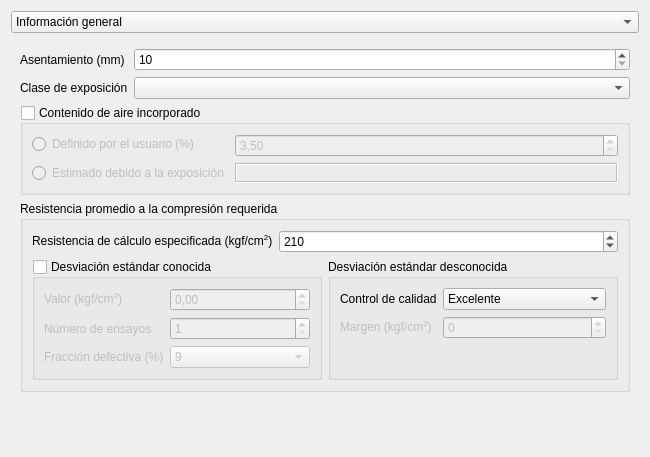
Qt form gui/ui/regular_concrete_widget.ui (AMK-ULTRA/Concretus) before a commit.
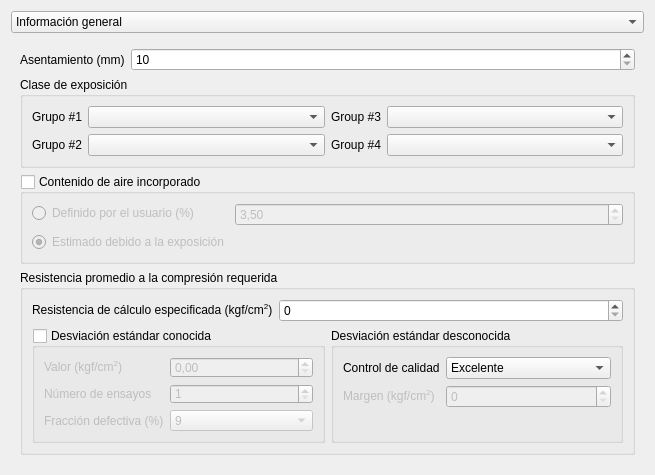
The same form after that commit. The open tabs and pages were chosen to show the change.

Commit message: Significant improvements and bug fixes for regular_concrete_widget and main_window. Added new Check Design widget and redesigned the About dialog. Logger improvements.

```diff
--- a/gui/ui/regular_concrete_widget.ui
+++ b/gui/ui/regular_concrete_widget.ui
@@ -6,14 +6,14 @@
    <rect>
     <x>0</x>
     <y>0</y>
-    <width>650</width>
-    <height>457</height>
+    <width>655</width>
+    <height>475</height>
    </rect>
   </property>
   <property name="minimumSize">
    <size>
-    <width>650</width>
-    <height>457</height>
+    <width>655</width>
+    <height>475</height>
    </size>
   </property>
   <property name="windowTitle">
@@ -188,7 +188,7 @@
         <verstretch>0</verstretch>
        </sizepolicy>
       </property>
-      <layout class="QVBoxLayout" name="verticalLayout" stretch="0,0,0,1">
+      <layout class="QVBoxLayout" name="verticalLayout" stretch="0,0,0,0,0">
        <item>
         <layout class="QFormLayout" name="formLayout_7">
          <property name="formAlignment">
@@ -218,40 +218,87 @@
            <property name="maximum">
             <number>210</number>
            </property>
-          </widget>
-         </item>
-         <item row="1" column="0">
-          <widget class="QLabel" name="label_exposure">
-           <property name="text">
-            <string>Clase de exposición</string>
-           </property>
-           <property name="buddy">
-            <cstring>comboBox_exposure</cstring>
-           </property>
-          </widget>
-         </item>
-         <item row="1" column="1">
-          <widget class="QComboBox" name="comboBox_exposure">
-           <property name="sizePolicy">
-            <sizepolicy hsizetype="Preferred" vsizetype="Fixed">
-             <horstretch>0</horstretch>
-             <verstretch>0</verstretch>
-            </sizepolicy>
-           </property>
-           <property name="editable">
-            <bool>false</bool>
+           <property name="value">
+            <number>10</number>
            </property>
           </widget>
          </item>
         </layout>
        </item>
+       <item>
+        <widget class="QGroupBox" name="groupBox_class_exposure">
+         <property name="title">
+          <string>Clase de exposición</string>
+         </property>
+         <layout class="QHBoxLayout" name="horizontalLayout_2">
+          <item>
+           <layout class="QFormLayout" name="formLayout_17">
+            <item row="0" column="0">
+             <widget class="QLabel" name="label_1">
+              <property name="text">
+               <string>Grupo #1</string>
+              </property>
+             </widget>
+            </item>
+            <item row="0" column="1">
+             <widget class="QComboBox" name="comboBox_1">
+              <property name="sizePolicy">
+               <sizepolicy hsizetype="Preferred" vsizetype="Fixed">
+                <horstretch>0</horstretch>
+                <verstretch>0</verstretch>
+               </sizepolicy>
+              </property>
+              <property name="editable">
+               <bool>false</bool>
+              </property>
+             </widget>
+            </item>
+            <item row="1" column="0">
+             <widget class="QLabel" name="label_2">
+              <property name="text">
+               <string>Grupo #2</string>
+              </property>
+             </widget>
+            </item>
+            <item row="1" column="1">
+             <widget class="QComboBox" name="comboBox_2"/>
+            </item>
+           </layout>
+          </item>
+          <item>
+           <layout class="QFormLayout" name="formLayout_18">
+            <item row="0" column="0">
+             <widget class="QLabel" name="label_3">
+              <property name="text">
+               <string>Group #3</string>
+              </property>
+             </widget>
+            </item>
+            <item row="0" column="1">
+             <widget class="QComboBox" name="comboBox_3"/>
+            </item>
+            <item row="1" column="0">
+             <widget class="QLabel" name="label_4">
+              <property name="text">
+               <string>Group #4</string>
+              </property>
+             </widget>
+            </item>
+            <item row="1" column="1">
+             <widget class="QComboBox" name="comboBox_4"/>
+            </item>
+           </layout>
+          </item>
+         </layout>
+        </widget>
+       </item>
        <item>
         <widget class="QGroupBox" name="groupBox_air">
          <property name="enabled">
           <bool>true</bool>
          </property>
          <property name="sizePolicy">
-          <sizepolicy hsizetype="Preferred" vsizetype="Minimum">
+          <sizepolicy hsizetype="Preferred" vsizetype="Preferred">
            <horstretch>0</horstretch>
            <verstretch>0</verstretch>
           </sizepolicy>
@@ -279,7 +326,7 @@
              <double>3.500000000000000</double>
             </property>
             <property name="maximum">
-             <double>7.500000000000000</double>
+             <double>10.000000000000000</double>
             </property>
             <property name="singleStep">
              <double>0.500000000000000</double>
@@ -291,21 +338,8 @@
             <property name="text">
              <string>Estimado debido a la exposición</string>
             </property>
-           </widget>
-          </item>
-          <item row="1" column="1">
-           <widget class="QLabel" name="label_exposure_defined">
-            <property name="frameShape">
-             <enum>QFrame::Shape::Box</enum>
-            </property>
-            <property name="frameShadow">
-             <enum>QFrame::Shadow::Sunken</enum>
-            </property>
-            <property name="text">
-             <string/>
-            </property>
-            <property name="alignment">
-             <set>Qt::AlignmentFlag::AlignCenter</set>
+            <property name="checked">
+             <bool>true</bool>
             </property>
            </widget>
           </item>
@@ -359,17 +393,11 @@
             </item>
             <item row="0" column="1">
              <widget class="QSpinBox" name="spinBox_spec_strength">
-              <property name="minimum">
-               <number>180</number>
-              </property>
-              <property name="maximum">
-               <number>450</number>
-              </property>
               <property name="singleStep">
                <number>1</number>
               </property>
               <property name="value">
-               <number>210</number>
+               <number>0</number>
               </property>
              </widget>
             </item>
```
Left out of the diff: 217 changed lines with no effect on the pictures. The commit also changes 31 other files.
